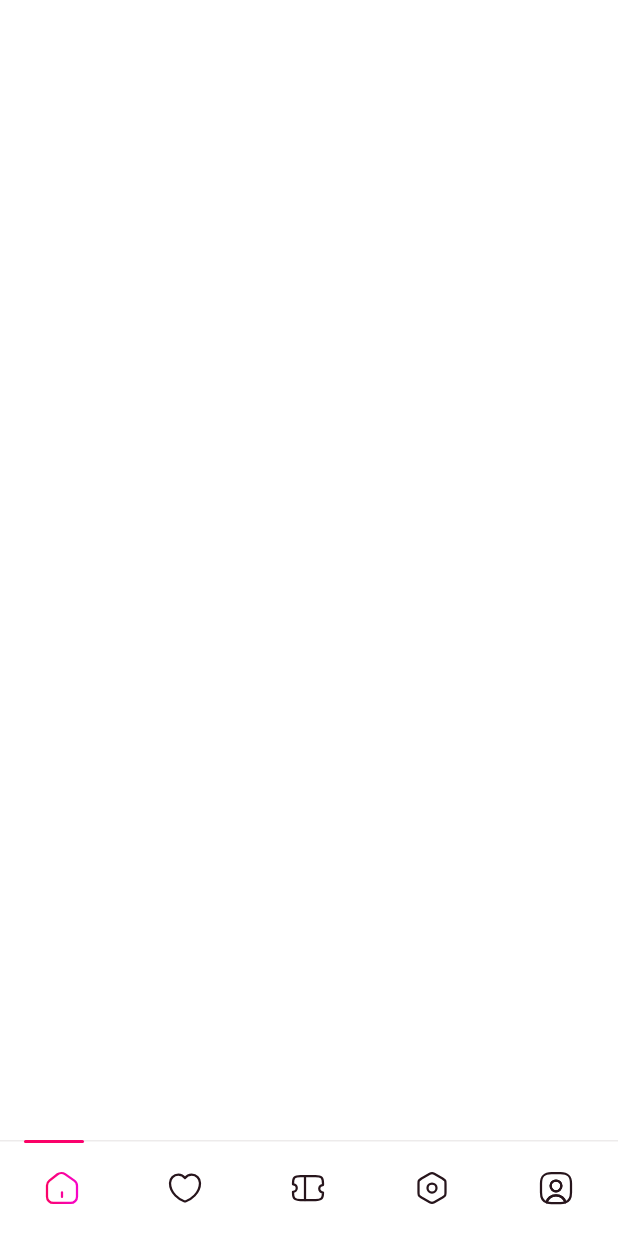
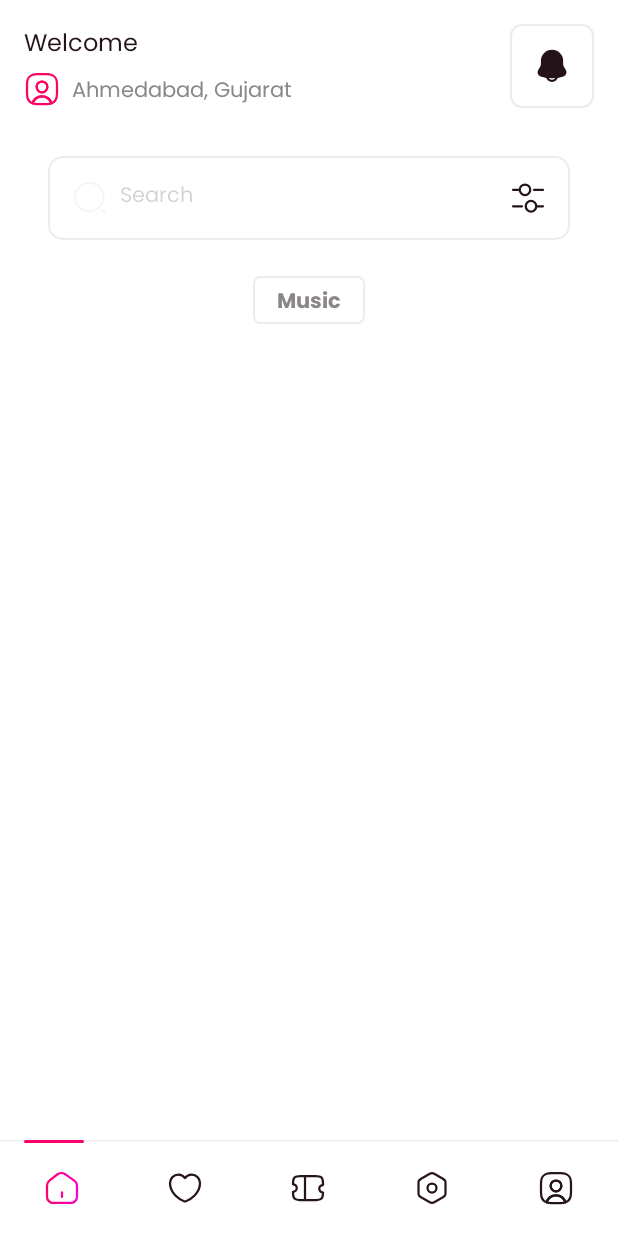
Before and after one commit to kamelkiko/PartyZone, an Android app built with Jetpack Compose: the screen it shows after launch (MainActivity), on a phone screen of 412 x 824 dp. Run offline under Robolectric (Android 15) with nearby library versions, the phone set to English and light mode, and no system bars; our stand-ins replace Dagger/Hilt's generated code.

Commit message:
finish half home screen

```diff
--- a/seller/src/main/java/com/app/partyzone/seller/ui/screen/home/HomeScreen.kt
+++ b/seller/src/main/java/com/app/partyzone/seller/ui/screen/home/HomeScreen.kt
@@ -1,43 +1,37 @@
 package com.app.partyzone.seller.ui.screen.home
 
-import androidx.compose.animation.core.animateFloatAsState
 import androidx.compose.foundation.background
+import androidx.compose.foundation.border
+import androidx.compose.foundation.clickable
 import androidx.compose.foundation.layout.Arrangement
 import androidx.compose.foundation.layout.Box
 import androidx.compose.foundation.layout.Column
-import androidx.compose.foundation.layout.WindowInsets
-import androidx.compose.foundation.layout.asPaddingValues
+import androidx.compose.foundation.layout.Row
+import androidx.compose.foundation.layout.Spacer
 import androidx.compose.foundation.layout.fillMaxSize
-import androidx.compose.foundation.layout.navigationBars
+import androidx.compose.foundation.layout.fillMaxWidth
+import androidx.compose.foundation.layout.height
 import androidx.compose.foundation.layout.padding
 import androidx.compose.foundation.layout.size
+import androidx.compose.foundation.layout.width
+import androidx.compose.foundation.shape.RoundedCornerShape
 import androidx.compose.material3.Icon
+import androidx.compose.material3.Text
 import androidx.compose.runtime.Composable
-import androidx.compose.runtime.getValue
-import androidx.compose.runtime.mutableStateOf
-import androidx.compose.runtime.remember
-import androidx.compose.runtime.setValue
 import androidx.compose.ui.Alignment
 import androidx.compose.ui.Modifier
+import androidx.compose.ui.draw.clip
 import androidx.compose.ui.draw.drawWithCache
-import androidx.compose.ui.draw.drawWithContent
-import androidx.compose.ui.geometry.CornerRadius
-import androidx.compose.ui.geometry.Offset
 import androidx.compose.ui.graphics.BlendMode
-import androidx.compose.ui.graphics.Brush
 import androidx.compose.ui.graphics.graphicsLayer
-import androidx.compose.ui.layout.onGloballyPositioned
-import androidx.compose.ui.layout.positionInRoot
-import androidx.compose.ui.platform.LocalDensity
 import androidx.compose.ui.res.painterResource
-import androidx.compose.ui.unit.Dp
+import androidx.compose.ui.res.stringResource
 import androidx.compose.ui.unit.dp
-import androidx.navigation.compose.currentBackStackEntryAsState
-import androidx.navigation.compose.rememberNavController
-import com.app.partyzone.design_system.composable.PzNavigationBar
-import com.app.partyzone.design_system.composable.PzNavigationBarItem
+import com.app.partyzone.design_system.composable.PzChip
+import com.app.partyzone.design_system.composable.PzIconButton
 import com.app.partyzone.design_system.theme.Theme
-import com.app.partyzone.design_system.theme.gradientColors
+import com.app.partyzone.design_system.theme.brush
+import com.app.partyzone.seller.R
 
 @Composable
 fun HomeScreen() {
@@ -58,52 +52,90 @@ private fun HomeContent() {
             .background(Theme.colors.primary)
             .padding(16.dp),
         horizontalAlignment = Alignment.CenterHorizontally,
-        verticalArrangement = Arrangement.Bottom
     ) {
-
+        Row(
+            modifier = Modifier.fillMaxWidth(),
+            verticalAlignment = Alignment.CenterVertically,
+            horizontalArrangement = Arrangement.SpaceBetween,
+        ) {
+            Column(
+                verticalArrangement = Arrangement.spacedBy(8.dp)
+            ) {
+                Text(
+                    text = stringResource(R.string.welcome),
+                    color = Theme.colors.contentPrimary,
+                    style = Theme.typography.titleLarge
+                )
+                Row(
+                    verticalAlignment = Alignment.CenterVertically,
+                    horizontalArrangement = Arrangement.spacedBy(8.dp)
+                ) {
+                    Icon(
+                        painter = painterResource(id = com.app.partyzone.design_system.R.drawable.user_icon),
+                        contentDescription = stringResource(R.string.map_icon),
+                        modifier = Modifier
+                            .size(24.dp)
+                            .graphicsLayer(alpha = 0.99f)
+                            .drawWithCache {
+                                onDrawWithContent {
+                                    drawContent()
+                                    drawRect(brush, blendMode = BlendMode.SrcAtop)
+                                }
+                            }
+                    )
+                    Text(
+                        text = "Ahmedabad, Gujarat", //user name
+                        color = Theme.colors.contentSecondary,
+                        style = Theme.typography.title
+                    )
+                }
+            }
+            PzIconButton(
+                painter = painterResource(id = com.app.partyzone.design_system.R.drawable.notification_icon),
+                onClick = { }) {
+            }
+        }
+        Spacer(modifier = Modifier.height(32.dp))
+        Row(
+            modifier = Modifier
+                .fillMaxWidth()
+                .height(56.dp)
+                .padding(horizontal = 16.dp)
+                .border(1.dp, Theme.colors.contentBorder, RoundedCornerShape(Theme.radius.large))
+                .clip(RoundedCornerShape(Theme.radius.large))
+                .background(Theme.colors.primary, RoundedCornerShape(Theme.radius.large))
+                .clickable { },
+            horizontalArrangement = Arrangement.SpaceBetween,
+            verticalAlignment = Alignment.CenterVertically
+        ) {
+            Row {
+                Spacer(modifier = Modifier.width(16.dp))
+                Icon(
+                    painter = painterResource(id = com.app.partyzone.design_system.R.drawable.search_icon),
+                    contentDescription = stringResource(R.string.search_icon),
+                    tint = Theme.colors.contentTertiary,
+                    modifier = Modifier
+                        .size(24.dp)
+                )
+                Spacer(modifier = Modifier.width(8.dp))
+                Text(
+                    text = stringResource(R.string.search),
+                    color = Theme.colors.contentTertiary,
+                    style = Theme.typography.title
+                )
+            }
+            Icon(
+                painter = painterResource(id = com.app.partyzone.design_system.R.drawable.filter_icon),
+                contentDescription = stringResource(R.string.search_icon),
+                tint = Theme.colors.contentPrimary,
+                modifier = Modifier
+                    .padding(end = 16.dp)
+                    .size(24.dp)
+                    .clickable { }
+            )
+        }
+        Spacer(modifier = Modifier.height(24.dp))
+        Spacer(modifier = Modifier.width(16.dp))
+        PzChip(label = "Music", isSelected = false, onClick = {})
     }
 }
-
-//@Composable
-//private fun BottomNavigationBarPreview() {
-//    var selectedItem by remember { mutableStateOf(3) }
-//    val items = listOf("Overview", "Taxis", "Restaurants", "Users", "sds")
-//    var xIndicatorOffset by remember { mutableStateOf(Float.NaN) }
-//    val xOffsetAnimated by animateFloatAsState(targetValue = xIndicatorOffset, label = "")
-//    val indicatorWidthPx = 40.dp.toPx()
-//    val iconSizePx = 2.dp.toPx()
-//
-//    PzNavigationBar(
-//        modifier = Modifier
-//            .drawTopIndicator(xOffsetAnimated)
-//            .padding(WindowInsets.navigationBars.asPaddingValues())
-//    ) {
-//        items.forEachIndexed { index, item ->
-//            PzNavigationBarItem(
-//                icon = { tint ->
-//                    Icon(
-//                        painter = painterResource(com.app.partyzone.design_system.R.drawable.home_icon),
-//                        contentDescription = item,
-//                        modifier = Modifier
-//                            .size(24.dp)
-//                            .onGloballyPositioned {
-//                                if (selectedItem == index) {
-//                                    xIndicatorOffset =
-//                                        it.positionInRoot().x + (iconSizePx - indicatorWidthPx) / 2
-//                                }
-//                            }
-//                            .graphicsLayer(alpha = 0.99f)
-//                            .drawWithCache {
-//                                onDrawWithContent {
-//                                    drawContent()
-//                                    drawRect(tint, blendMode = BlendMode.SrcAtop)
-//                                }
-//                            },
-//                    )
-//                },
-//                selected = selectedItem == index,
-//                onClick = { selectedItem = index }
-//            )
-//        }
-//    }
-//}
--- a/seller/src/main/res/values/strings.xml
+++ b/seller/src/main/res/values/strings.xml
@@ -25,4 +25,8 @@
     <string name="party">Party</string>
     <string name="settings">Settings</string>
     <string name="profile">Profile</string>
+    <string name="welcome">Welcome</string>
+    <string name="map_icon">Map icon</string>
+    <string name="search_icon">Search icon</string>
+    <string name="search">Search</string>
 </resources>
```
